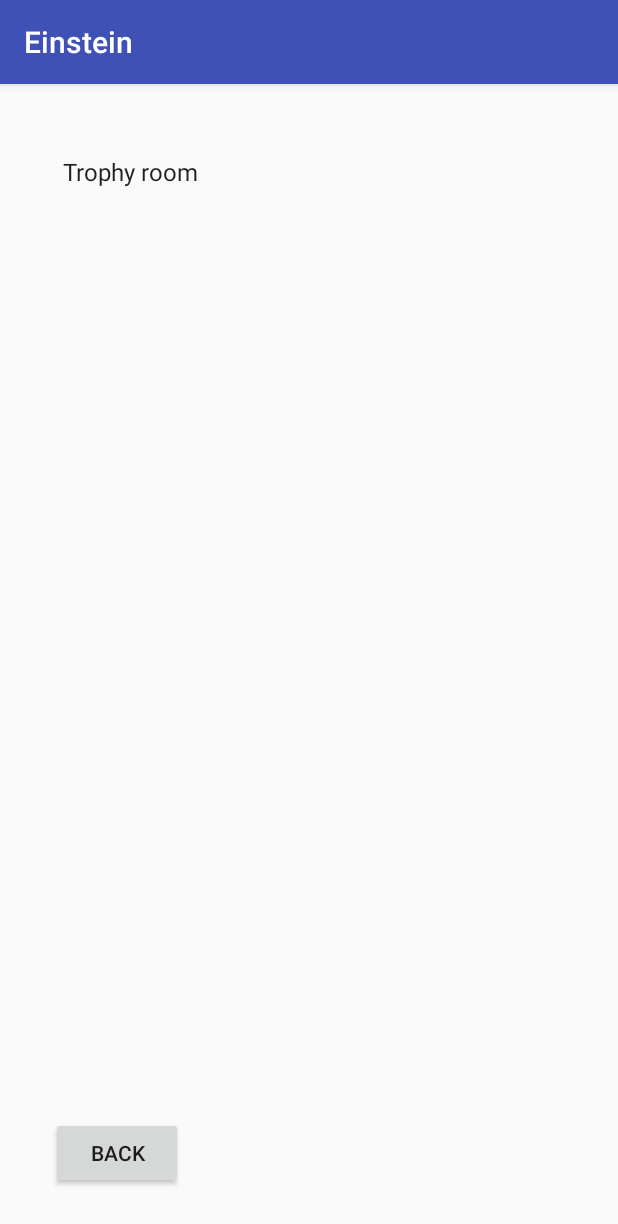
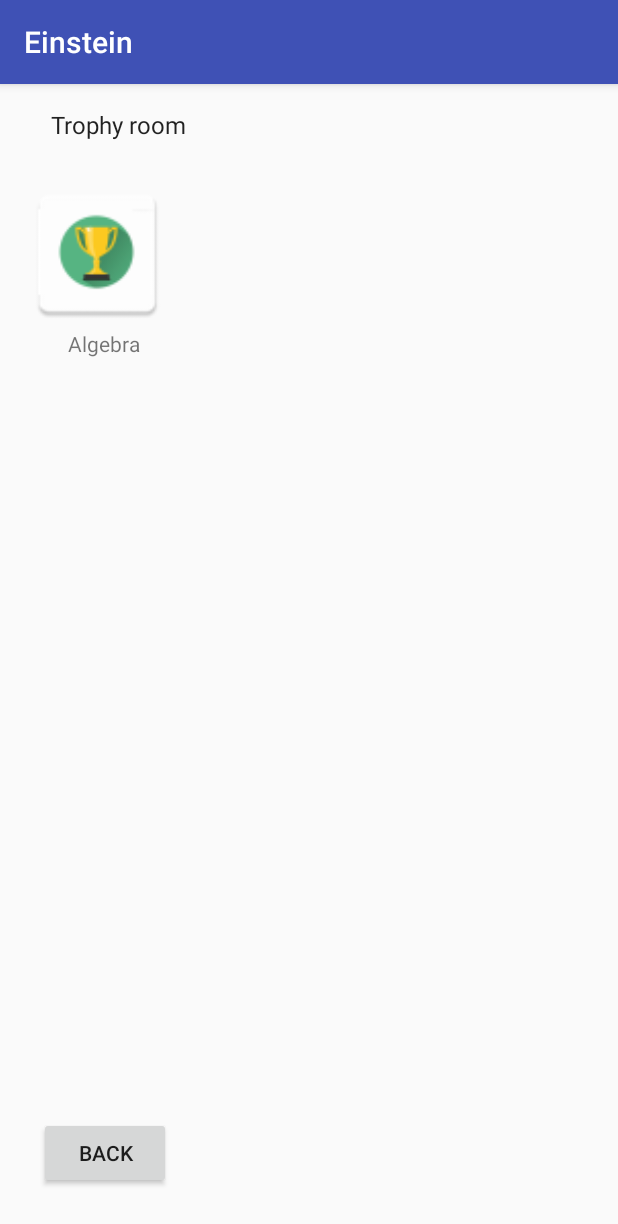
Before and after one commit to DitteCallesen/Einstein_PU, an Android app: the TrophyActivity screen opened directly, with no data from a screen before it, on a phone screen of 412 x 824 dp. Shown: the top 1224 px of the screen. Run offline under Robolectric (Android 15) with nearby library versions, the phone set to English and light mode, and no system bars.

Commit message:
har lagt trophy billede ind

```diff
--- a/Einstein/app/src/main/java/com/example/diteh/einstein/MainActivity.java
+++ b/Einstein/app/src/main/java/com/example/diteh/einstein/MainActivity.java
@@ -13,7 +13,7 @@
         super.onCreate(savedInstanceState);
         setContentView(R.layout.activity_main);
     }
-    // FAG KNAPPER - KUNNE IKKE LAVE EN SCROLLBAR
+    // "FAG" buttons
     public void fag1OnClick(View v){
         Button button= (Button) v;
         startActivity(new Intent(getApplicationContext(),Fag1Activity.class));
@@ -24,7 +24,7 @@
         startActivity(new Intent(getApplicationContext(), Fag2Activity.class));
     }
 
-    //RESTERENDE KNAPPER
+    //Buttons - opens new windowes
     public void calenderOnClick(View v){
         Button button= (Button) v;
         startActivity(new Intent(getApplicationContext(),CalenderActivity.class));
--- a/Einstein/app/src/main/res/layout/activity_main.xml
+++ b/Einstein/app/src/main/res/layout/activity_main.xml
@@ -55,7 +55,7 @@
         android:onClick="fag2OnClick"/>
 
     <Button
-        android:text="FAG 1"
+        android:text="Matematikk"
         android:layout_width="wrap_content"
         android:layout_height="wrap_content"
         android:layout_marginTop="29dp"
--- a/Einstein/app/src/main/res/layout/activity_trophy.xml
+++ b/Einstein/app/src/main/res/layout/activity_trophy.xml
@@ -1,5 +1,6 @@
 <?xml version="1.0" encoding="utf-8"?>
 <RelativeLayout xmlns:android="http://schemas.android.com/apk/res/android"
+    xmlns:app="http://schemas.android.com/apk/res-auto"
     xmlns:tools="http://schemas.android.com/tools"
     android:id="@+id/activity_trophy"
     android:layout_width="match_parent"
@@ -9,22 +10,6 @@
     android:paddingRight="@dimen/activity_horizontal_margin"
     android:paddingTop="@dimen/activity_vertical_margin"
     tools:context="com.example.diteh.einstein.TrophyActivity">
-
-    <TextView
-        android:text="Trophy room"
-        android:layout_weight="1"
-        android:layout_width="wrap_content"
-        android:layout_height="wrap_content"
-        android:layout_alignParentTop="true"
-        android:layout_alignParentLeft="true"
-        android:layout_alignParentStart="true"
-        android:layout_marginLeft="18dp"
-        android:layout_marginStart="18dp"
-        android:layout_marginTop="31dp"
-        android:id="@+id/textView2"
-        android:enabled="true"
-        android:editable="false"
-        style="@style/Widget.AppCompat.TextView.SpinnerItem" />
 
     <Button
         android:text="Back"
@@ -36,4 +21,41 @@
         android:layout_marginBottom="15dp"
         android:id="@+id/BackT"
         android:onClick="backTOnClick"/>
+
+    <ImageView
+        android:layout_width="100dp"
+        app:srcCompat="@mipmap/ic_trophy"
+        android:layout_marginTop="25dp"
+        android:id="@+id/imageView3"
+        android:layout_height="100dp"
+        android:layout_below="@+id/textView2"
+        android:layout_alignRight="@+id/BackT"
+        android:layout_alignEnd="@+id/BackT" />
+
+    <TextView
+        android:text="Trophy room"
+        android:layout_weight="1"
+        android:layout_width="wrap_content"
+        android:layout_height="wrap_content"
+        android:layout_marginLeft="10dp"
+        android:layout_marginStart="10dp"
+        android:id="@+id/textView2"
+        android:enabled="true"
+        android:editable="false"
+        style="@style/Widget.AppCompat.TextView.SpinnerItem"
+        android:layout_alignParentTop="true"
+        android:layout_alignParentLeft="true"
+        android:layout_alignParentStart="true" />
+
+    <TextView
+        android:text="Algebra"
+        android:layout_width="wrap_content"
+        android:layout_height="wrap_content"
+        android:id="@+id/textView4"
+        android:layout_below="@+id/imageView3"
+        android:layout_alignLeft="@+id/textView2"
+        android:layout_alignStart="@+id/textView2"
+        android:layout_marginLeft="19dp"
+        android:layout_marginStart="19dp" />
+
 </RelativeLayout>
```
Also changed, not shown: Einstein/app/src/main/ic_Trophy-web.png (added), Einstein/app/src/main/res/mipmap-hdpi/ic_trophy.png (added), Einstein/app/src/main/res/mipmap-mdpi/ic_trophy.png (added), Einstein/app/src/main/res/mipmap-xhdpi/ic_trophy.png (added), Einstein/app/src/main/res/mipmap-xxhdpi/ic_trophy.png (added), Einstein/app/src/main/res/mipmap-xxxhdpi/ic_trophy.png (added).
